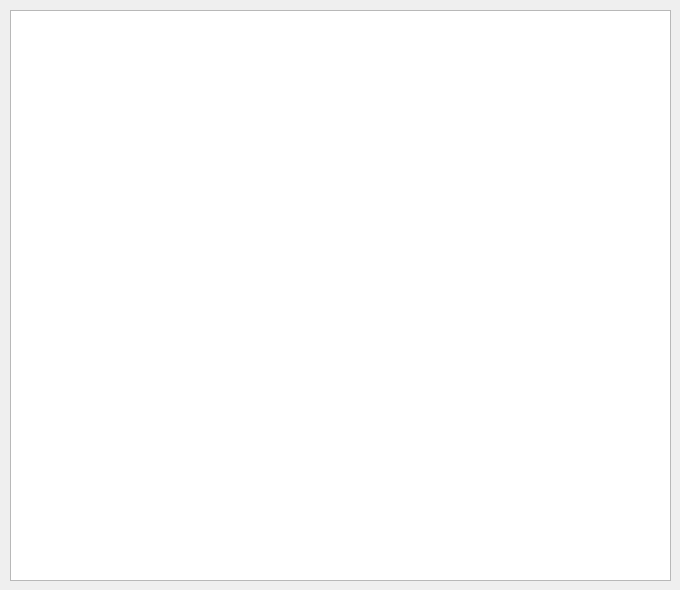
Qt form src/hotkeysdialog.ui (melak/veroroute) before a commit.
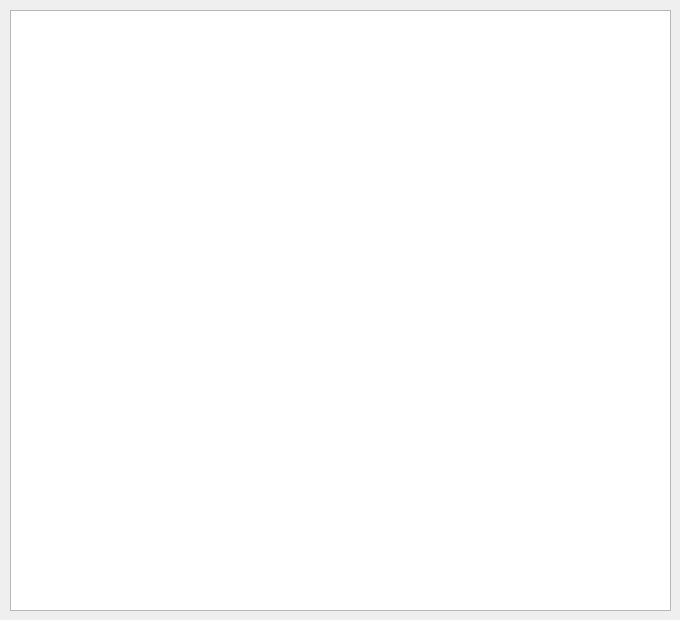
The same form after that commit.

Diff of the .ui file:
```diff
--- a/src/hotkeysdialog.ui
+++ b/src/hotkeysdialog.ui
@@ -7,19 +7,19 @@
     <x>0</x>
     <y>0</y>
     <width>680</width>
-    <height>590</height>
+    <height>620</height>
    </rect>
   </property>
   <property name="minimumSize">
    <size>
     <width>680</width>
-    <height>590</height>
+    <height>620</height>
    </size>
   </property>
   <property name="maximumSize">
    <size>
     <width>680</width>
-    <height>590</height>
+    <height>620</height>
    </size>
   </property>
   <property name="windowTitle">
@@ -31,7 +31,7 @@
      <x>10</x>
      <y>10</y>
      <width>661</width>
-     <height>571</height>
+     <height>601</height>
     </rect>
    </property>
    <property name="focusPolicy">
```
